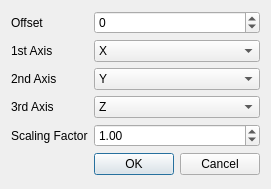
This is apps/VC/VCOverlayImportDlg.ui in spacegaier/volume-cartographer as Qt 5 draws it before an edit. The edited form follows.
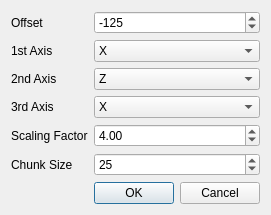
This is the edited form.

Commit message: - fix average logic - pre-fill overlay settings dialog for Thaumato - add point cloud & magnet documentation

The edit to the form file:
```diff
--- a/apps/VC/VCOverlayImportDlg.ui
+++ b/apps/VC/VCOverlayImportDlg.ui
@@ -6,8 +6,8 @@
    <rect>
     <x>0</x>
     <y>0</y>
-    <width>268</width>
-    <height>189</height>
+    <width>269</width>
+    <height>210</height>
    </rect>
   </property>
   <property name="windowTitle">
@@ -29,6 +29,9 @@
      <property name="maximum">
       <number>99999</number>
      </property>
+     <property name="value">
+      <number>-125</number>
+     </property>
     </widget>
    </item>
    <item row="1" column="0">
@@ -67,10 +70,10 @@
    <item row="2" column="1">
     <widget class="QComboBox" name="comboBox2ndAxis">
      <property name="currentText">
-      <string>Y</string>
+      <string>Z</string>
      </property>
      <property name="currentIndex">
-      <number>1</number>
+      <number>2</number>
      </property>
      <item>
       <property name="text">
@@ -98,8 +101,11 @@
    </item>
    <item row="3" column="1">
     <widget class="QComboBox" name="comboBox3rdAxis">
+     <property name="currentText">
+      <string>X</string>
+     </property>
      <property name="currentIndex">
-      <number>2</number>
+      <number>0</number>
      </property>
      <item>
       <property name="text">
@@ -144,7 +150,21 @@
       <number>2</number>
      </property>
      <property name="value">
-      <double>1.000000000000000</double>
+      <double>4.000000000000000</double>
+     </property>
+    </widget>
+   </item>
+   <item row="5" column="0">
+    <widget class="QLabel" name="label_6">
+     <property name="text">
+      <string>Chunk Size</string>
+     </property>
+    </widget>
+   </item>
+   <item row="5" column="1">
+    <widget class="QSpinBox" name="spinBoxChunkSize">
+     <property name="value">
+      <number>25</number>
      </property>
     </widget>
    </item>
```
Left out of the diff: 3 changed lines with no effect on the pictures. The commit also changes 6 other files.
